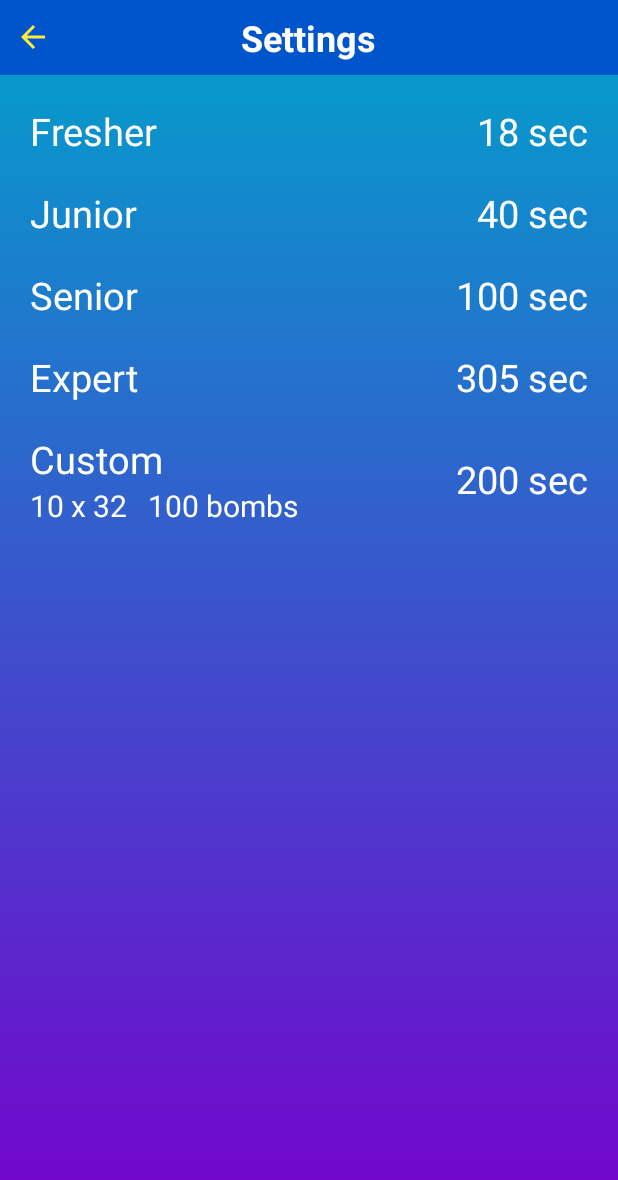
After one commit to Nagi281/Minesweeper, an Android app: the layout activity_high_score.xml on its own in the app's theme, with its tools: preview values and no code run, on a phone screen of 412 x 824 dp. The commit adds this screen. Shown: the top 1180 px of the screen. Run offline under Robolectric (Android 15) with nearby library versions, the phone set to English and light mode, and no system bars.

Commit message:
update high score features

```diff
--- a/app/src/main/AndroidManifest.xml
+++ b/app/src/main/AndroidManifest.xml
@@ -34,6 +34,12 @@
             android:screenOrientation="portrait"
             android:theme="@style/AppTheme.NoActionBar">
         </activity>
+        <activity
+            android:name=".HighScoreActivity"
+            android:label="@string/app_name"
+            android:screenOrientation="portrait"
+            android:theme="@style/AppTheme.NoActionBar">
+        </activity>
     </application>
 
 </manifest>
--- a/app/src/main/res/layout/activity_game.xml
+++ b/app/src/main/res/layout/activity_game.xml
@@ -31,7 +31,7 @@
             android:layout_height="@dimen/iconSmallOnBanner"
             android:layout_alignParentLeft="true"
             android:layout_centerVertical="true"
-            android:layout_marginLeft="@dimen/iconOnBanner"
+            android:layout_marginLeft="32dp"
             android:adjustViewBounds="true"
             android:background="@android:color/transparent"
             android:contentDescription="Flags Remaining"
--- /dev/null
+++ b/app/src/main/res/layout/activity_high_score.xml
@@ -0,0 +1,169 @@
+<?xml version="1.0" encoding="utf-8"?>
+<RelativeLayout xmlns:android="http://schemas.android.com/apk/res/android"
+    xmlns:app="http://schemas.android.com/apk/res-auto"
+    xmlns:tools="http://schemas.android.com/tools"
+    android:id="@+id/frameLayout2"
+    android:layout_width="match_parent"
+    android:layout_height="match_parent"
+    android:background="@drawable/background_gradient"
+    android:orientation="vertical"
+    tools:context=".SettingsActivity">
+
+    <include layout="@layout/custom_toolbar" />
+
+    <LinearLayout
+        android:layout_width="match_parent"
+        android:layout_height="wrap_content"
+        android:layout_below="@+id/toolbar_setting"
+        android:layout_marginLeft="20dp"
+        android:layout_marginTop="20dp"
+        android:layout_marginRight="20dp"
+        android:orientation="vertical">
+
+        <RelativeLayout
+            android:layout_width="match_parent"
+            android:layout_height="wrap_content"
+            android:layout_gravity="center"
+            android:layout_marginBottom="20dp">
+
+            <TextView
+                android:id="@+id/tv_fresher"
+                android:layout_width="wrap_content"
+                android:layout_height="wrap_content"
+                android:layout_alignParentLeft="true"
+                android:layout_centerVertical="true"
+                android:text="Fresher"
+                android:textColor="@color/colorWhite"
+                android:textSize="25sp" />
+
+            <TextView
+                android:id="@+id/tv_fresherRecord"
+                android:layout_width="wrap_content"
+                android:layout_height="wrap_content"
+                android:layout_alignParentRight="true"
+                android:layout_centerVertical="true"
+                android:text="18 sec"
+                android:textColor="@color/colorWhite"
+                android:textSize="25sp" />
+        </RelativeLayout>
+
+        <RelativeLayout
+            android:layout_width="match_parent"
+            android:layout_height="wrap_content"
+            android:layout_gravity="center"
+            android:layout_marginBottom="20dp">
+
+            <TextView
+                android:id="@+id/tv_junior"
+                android:layout_width="wrap_content"
+                android:layout_height="wrap_content"
+                android:layout_alignParentLeft="true"
+                android:layout_centerVertical="true"
+                android:text="Junior"
+                android:textColor="@color/colorWhite"
+                android:textSize="25sp" />
+            963
+
+            <TextView
+                android:id="@+id/tv_juniorRecord"
+                android:layout_width="wrap_content"
+                android:layout_height="wrap_content"
+                android:layout_alignParentRight="true"
+                android:layout_centerVertical="true"
+                android:text="40 sec"
+                android:textColor="@color/colorWhite"
+                android:textSize="25sp" />
+        </RelativeLayout>
+
+        <RelativeLayout
+            android:layout_width="match_parent"
+            android:layout_height="wrap_content"
+            android:layout_gravity="center"
+            android:layout_marginBottom="20dp">
+
+            <TextView
+                android:id="@+id/tv_senior"
+                android:layout_width="wrap_content"
+                android:layout_height="wrap_content"
+                android:layout_alignParentLeft="true"
+                android:layout_centerVertical="true"
+                android:text="Senior"
+                android:textColor="@color/colorWhite"
+                android:textSize="25sp" />
+
+            <TextView
+                android:id="@+id/tv_seniorRecord"
+                android:layout_width="wrap_content"
+                android:layout_height="wrap_content"
+                android:layout_alignParentRight="true"
+                android:layout_centerVertical="true"
+                android:text="100 sec"
+                android:textColor="@color/colorWhite"
+                android:textSize="25sp" />
+        </RelativeLayout>
+
+        <RelativeLayout
+            android:layout_width="match_parent"
+            android:layout_height="wrap_content"
+            android:layout_gravity="center"
+            android:layout_marginBottom="20dp">
+
+            <TextView
+                android:id="@+id/tv_exnior"
+                android:layout_width="wrap_content"
+                android:layout_height="wrap_content"
+                android:layout_alignParentLeft="true"
+                android:layout_centerVertical="true"
+                android:text="Expert"
+                android:textColor="@color/colorWhite"
+                android:textSize="25sp" />
+
+            <TextView
+                android:id="@+id/tv_expertRecord"
+                android:layout_width="wrap_content"
+                android:layout_height="wrap_content"
+                android:layout_alignParentRight="true"
+                android:layout_centerVertical="true"
+                android:text="305 sec"
+                android:textColor="@color/colorWhite"
+                android:textSize="25sp" />
+        </RelativeLayout>
+
+        <RelativeLayout
+            android:layout_width="match_parent"
+            android:layout_height="wrap_content"
+            android:layout_gravity="center"
+            android:layout_marginBottom="20dp">
+
+            <TextView
+                android:id="@+id/tv_customMode"
+                android:layout_width="wrap_content"
+                android:layout_height="wrap_content"
+                android:layout_alignParentLeft="true"
+                android:text="Custom"
+                android:textColor="@color/colorWhite"
+                android:textSize="25sp" />
+
+            <TextView
+                android:id="@+id/tv_customModeInfo"
+                android:layout_width="wrap_content"
+                android:layout_height="wrap_content"
+                android:layout_below="@+id/tv_customMode"
+                android:layout_alignParentLeft="true"
+                android:text="10 x 32   100 bombs"
+                android:textColor="@color/colorWhite"
+                android:textSize="20sp" />
+
+            <TextView
+                android:id="@+id/tv_customRecord"
+                android:layout_width="wrap_content"
+                android:layout_height="wrap_content"
+                android:layout_alignParentRight="true"
+                android:layout_centerVertical="true"
+                android:text="200 sec"
+                android:textColor="@color/colorWhite"
+                android:textSize="25sp" />
+        </RelativeLayout>
+
+    </LinearLayout>
+</RelativeLayout>
--- a/app/src/main/res/mipmap-anydpi-v26/ic_launcher.xml
+++ b/app/src/main/res/mipmap-anydpi-v26/ic_launcher.xml
@@ -1,5 +1,5 @@
 <?xml version="1.0" encoding="utf-8"?>
 <adaptive-icon xmlns:android="http://schemas.android.com/apk/res/android">
     <background android:drawable="@drawable/ic_launcher_background" />
-    <foreground android:drawable="@drawable/ic_launcher_foreground" />
+    <foreground android:drawable="@drawable/im_game_icon" />
 </adaptive-icon>
--- a/app/src/main/res/mipmap-anydpi-v26/ic_launcher_round.xml
+++ b/app/src/main/res/mipmap-anydpi-v26/ic_launcher_round.xml
@@ -1,5 +1,5 @@
 <?xml version="1.0" encoding="utf-8"?>
 <adaptive-icon xmlns:android="http://schemas.android.com/apk/res/android">
     <background android:drawable="@drawable/ic_launcher_background" />
-    <foreground android:drawable="@drawable/ic_launcher_foreground" />
+    <foreground android:drawable="@drawable/im_game_icon" />
 </adaptive-icon>
```
Also changed, not shown: app/src/main/java/com/example/dntminesweeper/GameActivity.java (+87 -55 lines), app/src/main/java/com/example/dntminesweeper/HighScoreActivity.java (added, +49 -0 lines), app/src/main/java/com/example/dntminesweeper/MainActivity.java (+73 -18 lines), app/src/main/res/values/strings.xml (+7 -16 lines), app/src/main/res/drawable/ic_classic_num_7.png, app/src/main/res/drawable/ic_classic_num_reveal.png (added), app/src/main/res/drawable/ic_classic_unrevealed_tile.png (renamed from app/src/main/res/drawable/ic_classic_empty_tile.png), app/src/main/res/drawable/ic_home_background.png, app/src/main/res/drawable/im_game_icon.png (added).
